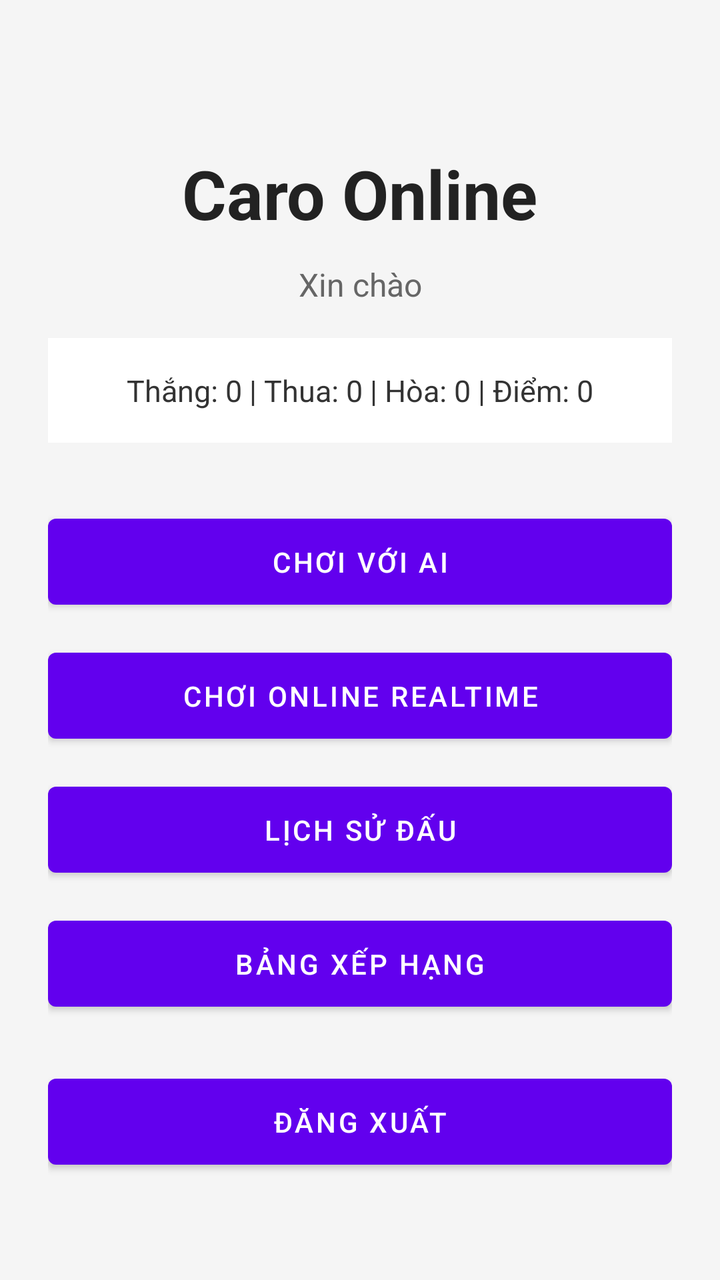
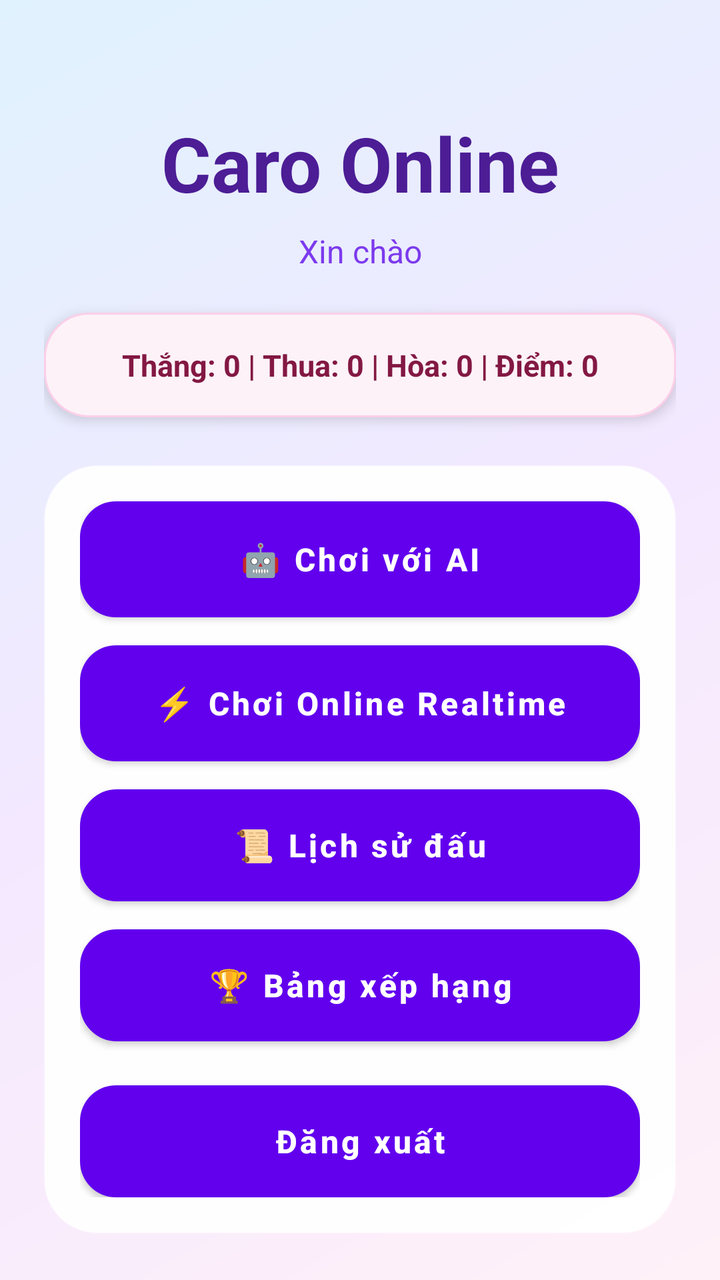

Screens rendered from an Android XML layout before and after an edit, with the pre-edit source and the edit as a unified diff.
<!-- AndroidManifest.xml: application theme Theme.CaroOnline -->
<!-- res/layout/activity_home.xml -->
<?xml version="1.0" encoding="utf-8"?>
<ScrollView xmlns:android="http://schemas.android.com/apk/res/android"
    android:layout_width="match_parent"
    android:layout_height="match_parent"
    android:background="#F5F5F5">

    <LinearLayout
        android:layout_width="match_parent"
        android:layout_height="wrap_content"
        android:gravity="center"
        android:orientation="vertical"
        android:padding="24dp">

        <TextView
            android:id="@+id/tvHomeTitle"
            android:layout_width="wrap_content"
            android:layout_height="wrap_content"
            android:layout_marginTop="50dp"
            android:text="Caro Online"
            android:textColor="#222222"
            android:textSize="34sp"
            android:textStyle="bold" />

        <TextView
            android:id="@+id/tvUserInfo"
            android:layout_width="match_parent"
            android:layout_height="wrap_content"
            android:layout_marginTop="12dp"
            android:gravity="center"
            android:text="Xin chào"
            android:textColor="#666666"
            android:textSize="16sp" />

        <TextView
            android:id="@+id/tvStats"
            android:layout_width="match_parent"
            android:layout_height="wrap_content"
            android:layout_marginTop="16dp"
            android:background="#FFFFFF"
            android:gravity="center"
            android:padding="16dp"
            android:text="Thắng: 0 | Thua: 0 | Hòa: 0 | Điểm: 0"
            android:textColor="#333333"
            android:textSize="15sp" />

        <Button
            android:id="@+id/btnPlayAI"
            android:layout_width="match_parent"
            android:layout_height="55dp"
            android:layout_marginTop="32dp"
            android:text="Chơi với AI" />

        <Button
            android:id="@+id/btnPlayOnline"
            android:layout_width="match_parent"
            android:layout_height="55dp"
            android:layout_marginTop="12dp"
            android:text="Chơi Online Realtime" />

        <Button
            android:id="@+id/btnHistory"
            android:layout_width="match_parent"
            android:layout_height="55dp"
            android:layout_marginTop="12dp"
            android:text="Lịch sử đấu" />

        <Button
            android:id="@+id/btnRanking"
            android:layout_width="match_parent"
            android:layout_height="55dp"
            android:layout_marginTop="12dp"
            android:text="Bảng xếp hạng" />

        <Button
            android:id="@+id/btnLogout"
            android:layout_width="match_parent"
            android:layout_height="55dp"
            android:layout_marginTop="24dp"
            android:text="Đăng xuất" />

    </LinearLayout>

</ScrollView>
<!-- resources referenced by this layout -->
<resources>
  <style name="Theme.CaroOnline" parent="Theme.MaterialComponents.DayNight.DarkActionBar">
          
          <item name="colorPrimary">@color/purple_500</item>
          <item name="colorPrimaryVariant">@color/purple_700</item>
          <item name="colorOnPrimary">@color/white</item>
          
          <item name="colorSecondary">@color/teal_200</item>
          <item name="colorSecondaryVariant">@color/teal_700</item>
          <item name="colorOnSecondary">@color/black</item>
          
          <item name="android:statusBarColor">?attr/colorPrimaryVariant</item>
          
      </style>
  <color name="purple_500">#FF6200EE</color>
  <color name="purple_700">#FF3700B3</color>
  <color name="white">#FFFFFFFF</color>
  <color name="teal_200">#FF03DAC5</color>
  <color name="teal_700">#FF018786</color>
  <color name="black">#FF000000</color>
</resources>

<!-- the commit's change to res/layout/activity_home.xml (unified diff, before → after) -->
@@ -2,82 +2,119 @@
 <ScrollView xmlns:android="http://schemas.android.com/apk/res/android"
     android:layout_width="match_parent"
     android:layout_height="match_parent"
-    android:background="#F5F5F5">
+    android:fillViewport="true"
+    android:background="@drawable/bg_app_gradient">
 
     <LinearLayout
         android:layout_width="match_parent"
         android:layout_height="wrap_content"
-        android:gravity="center"
         android:orientation="vertical"
-        android:padding="24dp">
+        android:padding="22dp">
 
         <TextView
             android:id="@+id/tvHomeTitle"
-            android:layout_width="wrap_content"
+            android:layout_width="match_parent"
             android:layout_height="wrap_content"
-            android:layout_marginTop="50dp"
+            android:layout_marginTop="34dp"
+            android:gravity="center"
             android:text="Caro Online"
-            android:textColor="#222222"
-            android:textSize="34sp"
+            android:textColor="#4C1D95"
+            android:textSize="38sp"
             android:textStyle="bold" />
 
         <TextView
             android:id="@+id/tvUserInfo"
             android:layout_width="match_parent"
             android:layout_height="wrap_content"
-            android:layout_marginTop="12dp"
+            android:layout_marginTop="8dp"
             android:gravity="center"
             android:text="Xin chào"
-            android:textColor="#666666"
+            android:textColor="#7C3AED"
             android:textSize="16sp" />
 
         <TextView
             android:id="@+id/tvStats"
             android:layout_width="match_parent"
             android:layout_height="wrap_content"
-            android:layout_marginTop="16dp"
-            android:background="#FFFFFF"
+            android:layout_marginTop="20dp"
+            android:background="@drawable/bg_stat_pill"
+            android:elevation="4dp"
             android:gravity="center"
             android:padding="16dp"
             android:text="Thắng: 0 | Thua: 0 | Hòa: 0 | Điểm: 0"
-            android:textColor="#333333"
-            android:textSize="15sp" />
+            android:textColor="#831843"
+            android:textSize="15sp"
+            android:textStyle="bold" />
 
-        <Button
-            android:id="@+id/btnPlayAI"
+        <LinearLayout
             android:layout_width="match_parent"
-            android:layout_height="55dp"
-            android:layout_marginTop="32dp"
-            android:text="Chơi với AI" />
+            android:layout_height="wrap_content"
+            android:layout_marginTop="24dp"
+            android:background="@drawable/bg_card_glass"
+            android:elevation="8dp"
+            android:orientation="vertical"
+            android:padding="18dp">
 
-        <Button
-            android:id="@+id/btnPlayOnline"
-            android:layout_width="match_parent"
-            android:layout_height="55dp"
-            android:layout_marginTop="12dp"
-            android:text="Chơi Online Realtime" />
+            <Button
+                android:id="@+id/btnPlayAI"
+                android:layout_width="match_parent"
+                android:layout_height="58dp"
+                android:background="@drawable/bg_button_primary"
+                android:elevation="6dp"
+                android:text="🤖 Chơi với AI"
+                android:textAllCaps="false"
+                android:textColor="@color/button_text_white"
+                android:textSize="16sp"
+                android:textStyle="bold" />
 
-        <Button
-            android:id="@+id/btnHistory"
-            android:layout_width="match_parent"
-            android:layout_height="55dp"
-            android:layout_marginTop="12dp"
-            android:text="Lịch sử đấu" />
+            <Button
+                android:id="@+id/btnPlayOnline"
+                android:layout_width="match_parent"
+                android:layout_height="58dp"
+                android:layout_marginTop="14dp"
+                android:background="@drawable/bg_button_primary"
+                android:elevation="6dp"
+                android:text="⚡ Chơi Online Realtime"
+                android:textAllCaps="false"
+                android:textColor="@color/button_text_white"
+                android:textSize="16sp"
+                android:textStyle="bold" />
 
-        <Button
-            android:id="@+id/btnRanking"
-            android:layout_width="match_parent"
-            android:layout_height="55dp"
-            android:layout_marginTop="12dp"
-            android:text="Bảng xếp hạng" />
+            <Button
+                android:id="@+id/btnHistory"
+                android:layout_width="match_parent"
+                android:layout_height="56dp"
+                android:layout_marginTop="14dp"
+                android:background="@drawable/bg_button_secondary"
+                android:text="📜 Lịch sử đấu"
+                android:textAllCaps="false"
+                android:textColor="@color/button_text_white"
+                android:textSize="16sp"
+                android:textStyle="bold" />
 
-        <Button
-            android:id="@+id/btnLogout"
-            android:layout_width="match_parent"
-            android:layout_height="55dp"
-            android:layout_marginTop="24dp"
-            android:text="Đăng xuất" />
+            <Button
+                android:id="@+id/btnRanking"
+                android:layout_width="match_parent"
+                android:layout_height="56dp"
+                android:layout_marginTop="14dp"
+                android:background="@drawable/bg_button_secondary"
+                android:text="🏆 Bảng xếp hạng"
+                android:textAllCaps="false"
+                android:textColor="@color/button_text_white"
+                android:textSize="16sp"
+                android:textStyle="bold" />
 
+            <Button
+                android:id="@+id/btnLogout"
+                android:layout_width="match_parent"
+                android:layout_height="56dp"
+                android:layout_marginTop="22dp"
+                android:background="@drawable/bg_button_danger"
+                android:text="Đăng xuất"
+                android:textAllCaps="false"
+                android:textColor="@color/button_text_white"
+                android:textSize="16sp"
+                android:textStyle="bold" />
+        </LinearLayout>
     </LinearLayout>
-
 </ScrollView>
<!-- resource entries referenced after the edit -->
@@ -1,5 +1,51 @@
 <!-- resources referenced by this layout -->
 <resources>
+  <!-- drawable bg_app_gradient (drawable) -->
+  <?xml version="1.0" encoding="utf-8"?>
+  <shape xmlns:android="http://schemas.android.com/apk/res/android">
+      <gradient
+          android:startColor="#FFF1F8"
+          android:centerColor="#F3E8FF"
+          android:endColor="#E0F2FE"
+          android:angle="135" />
+  </shape>
+  <!-- drawable bg_button_danger (drawable) -->
+  <?xml version="1.0" encoding="utf-8"?>
+  <shape xmlns:android="http://schemas.android.com/apk/res/android">
+      <corners android:radius="18dp" />
+      <gradient android:startColor="#FB7185" android:endColor="#F97316" android:angle="0" />
+  </shape>
+  <!-- drawable bg_button_primary (drawable) -->
+  <?xml version="1.0" encoding="utf-8"?>
+  <selector xmlns:android="http://schemas.android.com/apk/res/android">
+      <item android:state_pressed="true">
+          <shape><corners android:radius="18dp"/><gradient android:startColor="#7C3AED" android:endColor="#DB2777" android:angle="0"/></shape>
+      </item>
+      <item>
+          <shape><corners android:radius="18dp"/><gradient android:startColor="#EC4899" android:endColor="#8B5CF6" android:angle="0"/></shape>
+      </item>
+  </selector>
+  <!-- drawable bg_button_secondary (drawable) -->
+  <?xml version="1.0" encoding="utf-8"?>
+  <selector xmlns:android="http://schemas.android.com/apk/res/android">
+      <item android:state_pressed="true"><shape><solid android:color="#E9D5FF"/><corners android:radius="18dp"/><stroke android:width="1dp" android:color="#A855F7"/></shape></item>
+      <item><shape><solid android:color="#FFFFFFFF"/><corners android:radius="18dp"/><stroke android:width="1dp" android:color="#E9D5FF"/></shape></item>
+  </selector>
+  <!-- drawable bg_card_glass (drawable) -->
+  <?xml version="1.0" encoding="utf-8"?>
+  <shape xmlns:android="http://schemas.android.com/apk/res/android">
+      <solid android:color="#F7FFFFFF" />
+      <corners android:radius="26dp" />
+      <stroke android:width="1dp" android:color="#70FFFFFF" />
+      <padding android:left="18dp" android:top="18dp" android:right="18dp" android:bottom="18dp" />
+  </shape>
+  <!-- drawable bg_stat_pill (drawable) -->
+  <?xml version="1.0" encoding="utf-8"?>
+  <shape xmlns:android="http://schemas.android.com/apk/res/android">
+      <solid android:color="#FDF2F8" />
+      <corners android:radius="22dp" />
+      <stroke android:width="1dp" android:color="#FBCFE8" />
+  </shape>
   <style name="Theme.CaroOnline" parent="Theme.MaterialComponents.DayNight.DarkActionBar">
           
           <item name="colorPrimary">@color/purple_500</item>
